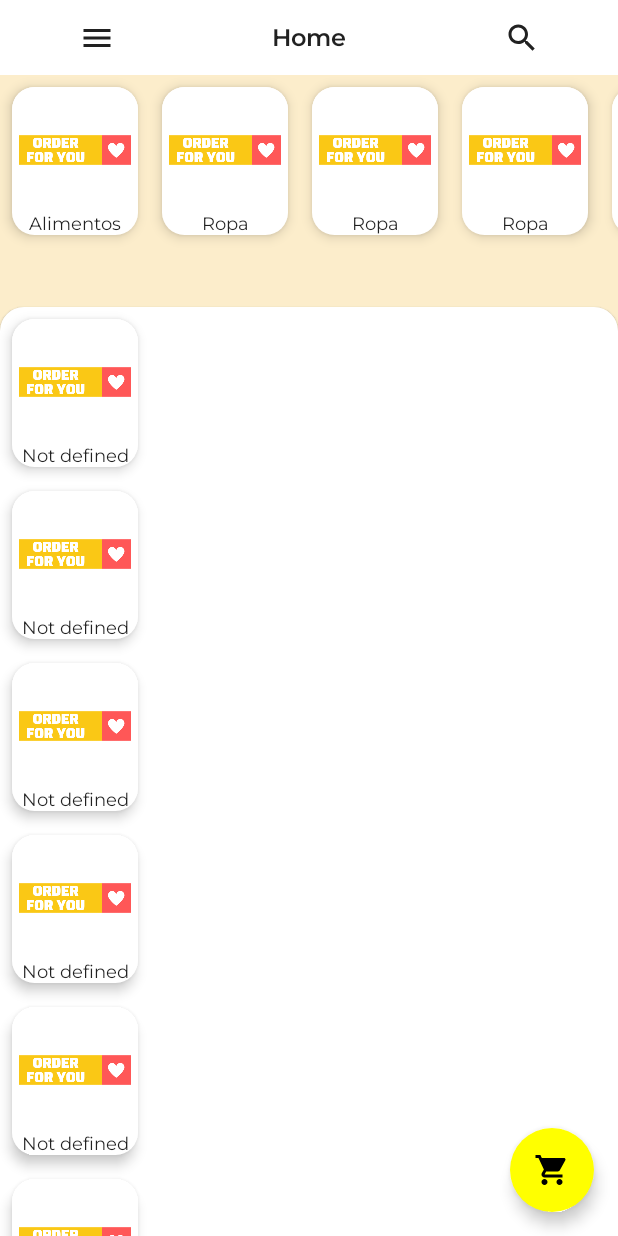
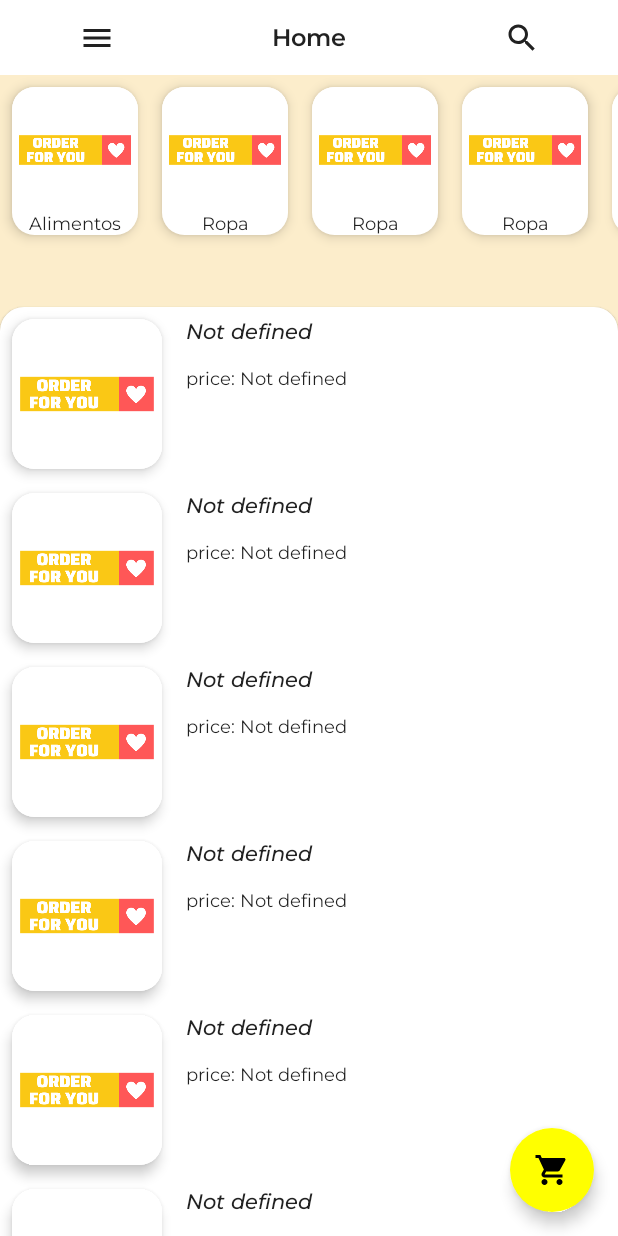
Before and after one commit to Solanumm/OrderForYou, an Android app built with Jetpack Compose: the screen it shows after launch (MainActivity), on a phone screen of 412 x 824 dp. Run offline under Robolectric (Android 15) with nearby library versions, the phone set to English and light mode, and no system bars; our stand-ins replace Dagger/Hilt's generated code, constraintlayout-compose; Roboto replaces fonts that are not available here.

Commit message:
iM MAKING THE HOME PAGE

```diff
--- a/app/src/main/java/com/orderforyou/components/ProductElement.kt
+++ b/app/src/main/java/com/orderforyou/components/ProductElement.kt
@@ -5,31 +5,36 @@ import androidx.compose.foundation.clickable
 import androidx.compose.foundation.layout.*
 import androidx.compose.foundation.shape.RoundedCornerShape
 import androidx.compose.material.Card
+import androidx.compose.material.MaterialTheme
 import androidx.compose.material.Text
 import androidx.compose.runtime.Composable
 import androidx.compose.ui.Alignment
 import androidx.compose.ui.Modifier
 import androidx.compose.ui.res.painterResource
+import androidx.compose.ui.text.font.FontWeight
 import androidx.compose.ui.unit.dp
+import androidx.compose.ui.unit.sp
 import com.orderforyou.R
 
 @Composable
-fun ProductElement (
-    itemName: String? = "Not defined"
+fun ProductElement(
+    itemName: String? = "Not defined",
+    itemPrice: String? = "Not defined"
 ) {
 
 
     Box(
         modifier = Modifier
-            .width(100.dp)
+            .fillMaxWidth()
             .padding(8.dp)
             .clickable {
 
             }
     ) {
+        Row(modifier = Modifier.fillMaxWidth()) {
 
             Card(
-            modifier = Modifier.fillMaxWidth(),
+                modifier = Modifier.width(100.dp),
                 shape = RoundedCornerShape(15.dp),
                 elevation = 5.dp
             ) {
@@ -38,12 +43,31 @@ fun ProductElement (
 
 
                 ) {
-                Image(painter =  painterResource(id = R.drawable.order_for_you), contentDescription = "Category Image")
+                    Image(
+                        painter = painterResource(id = R.drawable.order_for_you),
+                        contentDescription = "Category Image"
+                    )
 
-                Text(text = itemName!!)
+
                 }
 
             }
+            Spacer(modifier = Modifier.padding(8.dp))
+            Column(
+                verticalArrangement = Arrangement.Center
+            ) {
+
+                Text(text = itemName!!, style = MaterialTheme.typography.subtitle1.copy(
+                    fontSize = 14.sp
+                ))
+                Spacer(modifier = Modifier.padding(8.dp))
+                Text(text = "price: " + itemPrice!!, style = MaterialTheme.typography.body1.copy(
+                    fontWeight = FontWeight.Normal
+                ))
+
+            }
+        }
+
 
     }
 
--- a/app/src/main/java/com/orderforyou/home/HomeScreen.kt
+++ b/app/src/main/java/com/orderforyou/home/HomeScreen.kt
@@ -75,7 +75,9 @@ fun HomeScreen() {
                     backgroundColor = Color.Yellow,
                     onClick = {
                           //TODO
-                    }) {
+                    },
+                ) {
+
                     Icon(
                         imageVector = Icons.Filled.ShoppingCart,
                         contentDescription = "Shopping Cart",
```
Lines whose indentation alone changed are shown as unchanged.
